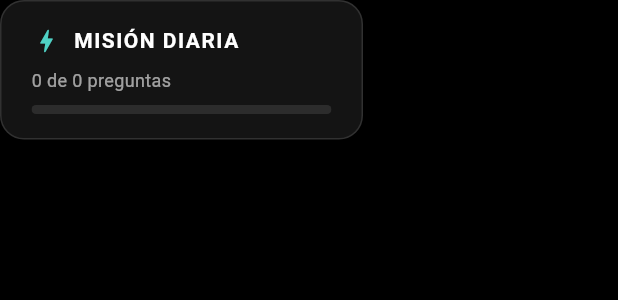
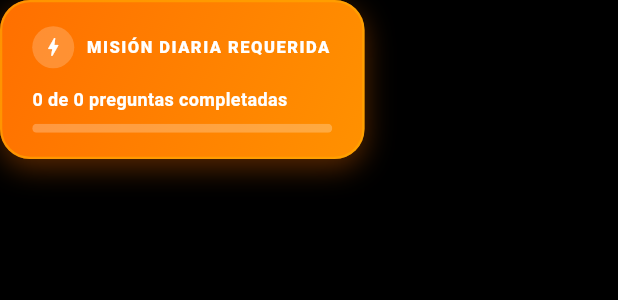
Before and after one commit to pnp-edu/PsicoLearn, a Flutter app: the _WebDailyBadge widget shown alone on an empty page, opened directly with empty values, on a phone screen of 412 x 824 dp. Shown: the top 300 px of the screen. Run offline on Flutter 3.47's test engine with Material 3 defaults, Android fonts, the light colour scheme and no system bars; our stand-ins replace cloud_firestore, device_info_plus, firebase_auth, firebase_core, fl_chart, flutter_local_notifications and 7 more; accounts and stored records are empty.

Commit message:
Highlight Daily Mission and restore moving grid background on PC layout content container

```diff
--- a/lib/features/home/presentation/dashboard_screen.dart
+++ b/lib/features/home/presentation/dashboard_screen.dart
@@ -713,7 +713,7 @@ class _DashboardScreenState extends State<DashboardScreen>
                   _todayCompleted ? Icons.check_circle_rounded : Icons.bolt_rounded,
                   _todayCompleted
                       ? const LinearGradient(colors: [Color(0xFF10B981), Color(0xFF059669)])
-                      : const LinearGradient(colors: [Color(0xFF06B6D4), Color(0xFF0891B2)]),
+                      : const LinearGradient(colors: [Color(0xFFFF6F00), Color(0xFFFF9100)]),
                   _todayCompleted ? null : _startDailyTest,
                   isCompleted: _todayCompleted,
                 ),
@@ -1031,13 +1031,33 @@ class _WebDailyBadge extends StatelessWidget {
     final progress = totalQuestions > 0 ? (questionsAnswered / totalQuestions).clamp(0.0, 1.0) : 0.0;
     return InkWell(
       onTap: onTap,
-      borderRadius: BorderRadius.circular(16),
+      borderRadius: BorderRadius.circular(20),
       child: Container(
         padding: const EdgeInsets.symmetric(horizontal: 20, vertical: 16),
         decoration: BoxDecoration(
-          color: Colors.white.withOpacity(0.08),
-          borderRadius: BorderRadius.circular(16),
-          border: Border.all(color: Colors.white.withOpacity(0.12)),
+          gradient: todayCompleted
+              ? const LinearGradient(
+                  colors: [Color(0xFF0D9488), Color(0xFF0F766E)],
+                  begin: Alignment.topLeft,
+                  end: Alignment.bottomRight,
+                )
+              : const LinearGradient(
+                  colors: [Color(0xFFFF6F00), Color(0xFFFF9100)],
+                  begin: Alignment.topLeft,
+                  end: Alignment.bottomRight,
+                ),
+          borderRadius: BorderRadius.circular(20),
+          border: Border.all(
+            color: todayCompleted ? const Color(0xFF2DD4BF).withOpacity(0.5) : const Color(0xFFFFAB00).withOpacity(0.6),
+            width: 1.5,
+          ),
+          boxShadow: [
+            BoxShadow(
+              color: (todayCompleted ? const Color(0xFF0D9488) : const Color(0xFFFF6F00)).withOpacity(0.35),
+              blurRadius: 16,
+              offset: const Offset(0, 6),
+            ),
+          ],
         ),
         child: Column(
           crossAxisAlignment: CrossAxisAlignment.start,
@@ -1046,31 +1066,39 @@ class _WebDailyBadge extends StatelessWidget {
             Row(
               mainAxisSize: MainAxisSize.min,
               children: [
-                Icon(
-                  todayCompleted ? Icons.check_circle_rounded : Icons.bolt_rounded,
-                  color: todayCompleted ? const Color(0xFF2DD4BF) : AppTheme.accentColor,
-                  size: 20,
+                Container(
+                  padding: const EdgeInsets.all(6),
+                  decoration: BoxDecoration(
+                    color: Colors.white.withOpacity(0.2),
+                    shape: BoxShape.circle,
+                  ),
+                  child: Icon(
+                    todayCompleted ? Icons.check_circle_rounded : Icons.bolt_rounded,
+                    color: Colors.white,
+                    size: 16,
+                  ),
                 ),
                 const SizedBox(width: 8),
                 Text(
-                  todayCompleted ? 'MISIÓN COMPLETADA' : 'MISIÓN DIARIA',
+                  todayCompleted ? 'MISIÓN COMPLETADA' : 'MISIÓN DIARIA REQUERIDA',
                   style: const TextStyle(
-                    fontSize: 14,
-                    fontWeight: FontWeight.bold,
+                    fontSize: 11,
+                    fontWeight: FontWeight.w900,
                     color: Colors.white,
                     letterSpacing: 1.0,
                   ),
                 ),
               ],
             ),
-            const SizedBox(height: 8),
+            const SizedBox(height: 12),
             Text(
               todayCompleted
                   ? '¡Buen trabajo! Vuelve mañana.'
-                  : '$questionsAnswered de $totalQuestions preguntas',
-              style: TextStyle(
+                  : '$questionsAnswered de $totalQuestions preguntas completadas',
+              style: const TextStyle(
                 fontSize: 12,
-                color: Colors.white.withOpacity(0.6),
+                fontWeight: FontWeight.bold,
+                color: Colors.white,
               ),
             ),
             if (!todayCompleted) ...[
@@ -1081,8 +1109,8 @@ class _WebDailyBadge extends StatelessWidget {
                   borderRadius: BorderRadius.circular(4),
                   child: LinearProgressIndicator(
                     value: progress,
-                    backgroundColor: Colors.white.withOpacity(0.1),
-                    valueColor: AlwaysStoppedAnimation<Color>(AppTheme.accentColor),
+                    backgroundColor: Colors.white.withOpacity(0.25),
+                    valueColor: const AlwaysStoppedAnimation<Color>(Colors.white),
                     minHeight: 6,
                   ),
                 ),
--- a/lib/features/home/presentation/web_dashboard_layout.dart
+++ b/lib/features/home/presentation/web_dashboard_layout.dart
@@ -63,18 +63,7 @@ class _WebDashboardLayoutState extends State<WebDashboardLayout> {
         ),
         Expanded(
           child: Container(
-            decoration: BoxDecoration(
-              gradient: LinearGradient(
-                begin: Alignment.topLeft,
-                end: Alignment.bottomRight,
-                colors: [
-                  const Color(0xFF0D1117),
-                  const Color(0xFF161B22),
-                  const Color(0xFF21262D),
-                ],
-                stops: const [0.0, 0.5, 1.0],
-              ),
-            ),
+            color: Colors.transparent,
             child: _buildContent(),
           ),
         ),
```
